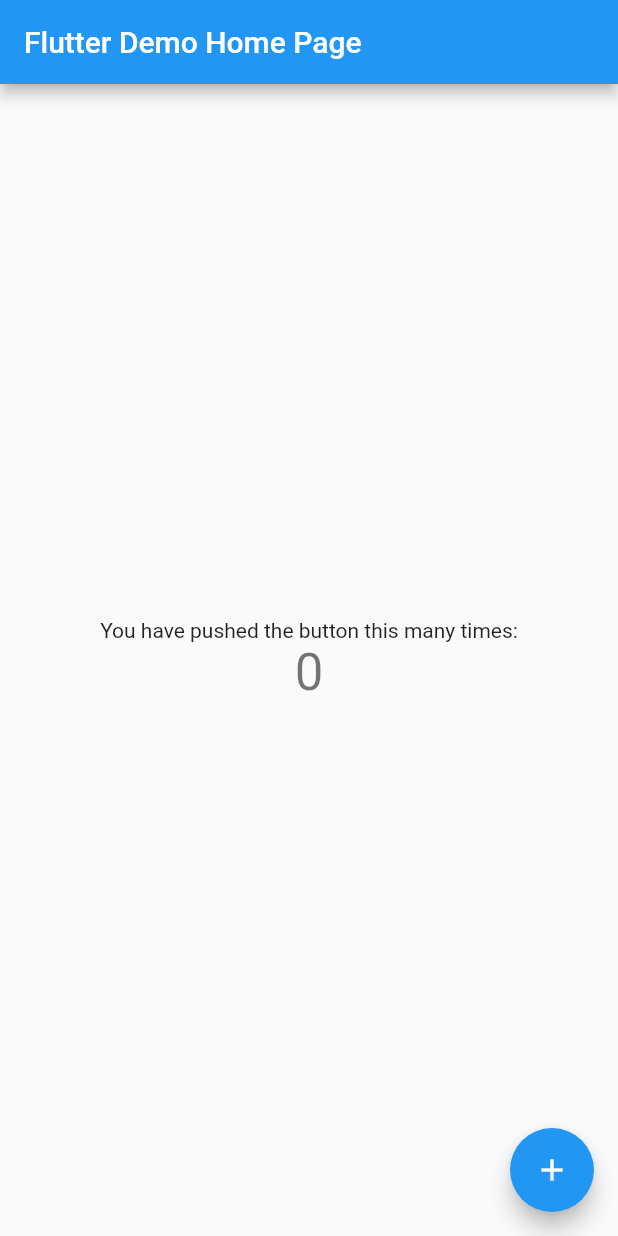
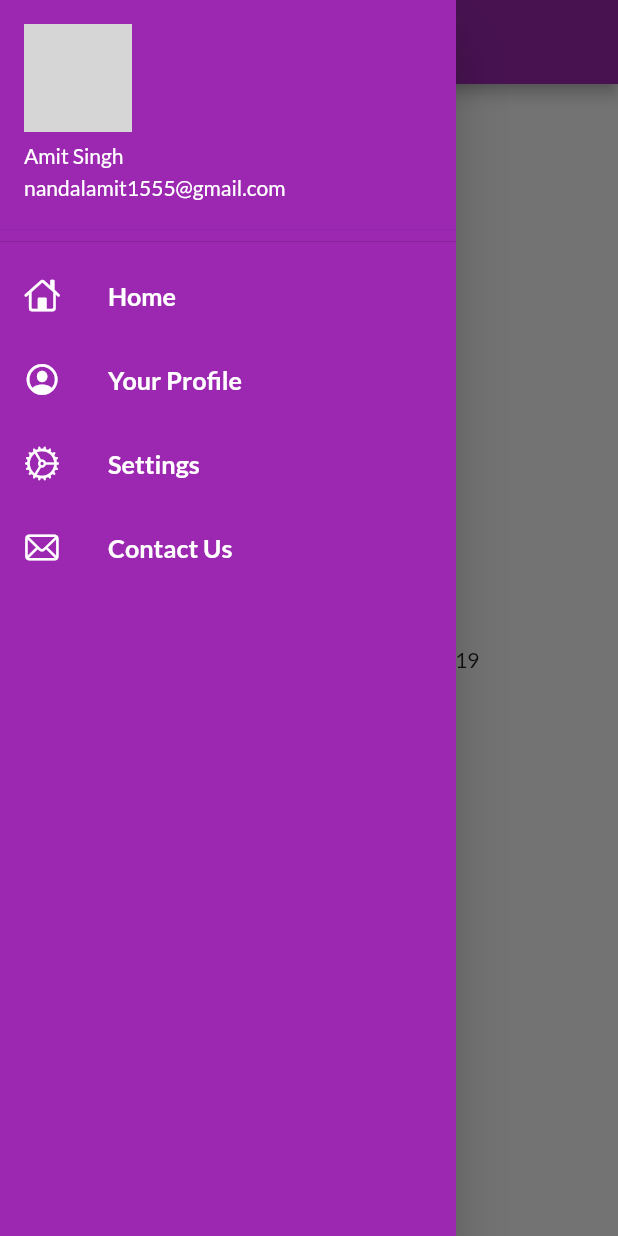
Before and after one commit to AmitSingh12345678/Catalog-App, a Flutter app: the screen it shows after launch, with the side drawer open (before the commit the screen has no drawer), on a phone screen of 412 x 824 dp. Run offline on Flutter 3.47's test engine with Material 2 defaults, Android fonts, the phone set to English and light mode, and no system bars; our stand-ins replace google_fonts; network calls fail; grey boxes are pictures that could not be loaded.

```diff
--- /dev/null
+++ b/lib/Widgets/AppDrawer.dart
@@ -0,0 +1,78 @@
+import 'package:flutter/cupertino.dart';
+import 'package:flutter/material.dart';
+import 'package:flutter/rendering.dart';
+
+class AppDrawer extends StatelessWidget {
+  const AppDrawer({Key? key}) : super(key: key);
+  final String imageUrl =
+      "http://images.unsplash.com/photo-1529665253569-6d01c0eaf7b6?ixid=MnwxMjA3fDB8MHxwaG90by1wYWdlfHx8fGVufDB8fHx8&ixlib=rb-1.2.1&auto=format&fit=crop&w=1876&q=80";
+  @override
+  Widget build(BuildContext context) {
+    return Drawer(
+      child: Container(
+          color: Colors.purple,
+          child: ListView(
+            children: [
+              DrawerHeader(
+                padding: EdgeInsets.zero,
+                child: UserAccountsDrawerHeader(
+                  accountName: Text("Amit Singh"),
+                  accountEmail: Text("nandalamit1555@gmail.com"),
+                  currentAccountPicture: CircleAvatar(
+                    backgroundImage: NetworkImage(imageUrl),
+                  ),
+                ),
+              ),
+              ListTile(
+                leading: Icon(
+                  CupertinoIcons.home,
+                  color: Colors.white,
+                ),
+                title: Text(
+                  "Home",
+                  textScaleFactor: 1.2,
+                  style: TextStyle(
+                      color: Colors.white, fontWeight: FontWeight.bold),
+                ),
+              ),
+               ListTile(
+                leading: Icon(
+                  CupertinoIcons.profile_circled,
+                  color: Colors.white,
+                ),
+                title: Text(
+                  "Your Profile",
+                  textScaleFactor: 1.2,
+                  style: TextStyle(
+                      color: Colors.white, fontWeight: FontWeight.bold),
+                ),
+              ),
+               ListTile(
+                leading: Icon(
+                  CupertinoIcons.settings,
+                  color: Colors.white,
+                ),
+                title: Text(
+                  "Settings",
+                  textScaleFactor: 1.2,
+                  style: TextStyle(
+                      color: Colors.white, fontWeight: FontWeight.bold),
+                ),
+              ),
+               ListTile(
+                leading: Icon(
+                  CupertinoIcons.mail,
+                  color: Colors.white,
+                ),
+                title: Text(
+                  "Contact Us",
+                  textScaleFactor: 1.2,
+                  style: TextStyle(
+                      color: Colors.white, fontWeight: FontWeight.bold),
+                ),
+              )
+            ],
+          )),
+    );
+  }
+}
--- a/lib/main.dart
+++ b/lib/main.dart
@@ -1,4 +1,8 @@
+import 'package:first_app/pages/home_page.dart';
+import 'package:first_app/pages/login_page.dart';
+import 'package:first_app/utils/AppRoutes.dart';
 import 'package:flutter/material.dart';
+import 'package:google_fonts/google_fonts.dart';
 
 void main() {
   runApp(const MyApp());
@@ -11,105 +15,16 @@ class MyApp extends StatelessWidget {
   @override
   Widget build(BuildContext context) {
     return MaterialApp(
-      title: 'Flutter Demo',
-      theme: ThemeData(
-        // This is the theme of your application.
-        //
-        // Try running your application with "flutter run". You'll see the
-        // application has a blue toolbar. Then, without quitting the app, try
-        // changing the primarySwatch below to Colors.green and then invoke
-        // "hot reload" (press "r" in the console where you ran "flutter run",
-        // or simply save your changes to "hot reload" in a Flutter IDE).
-        // Notice that the counter didn't reset back to zero; the application
-        // is not restarted.
-        primarySwatch: Colors.blue,
-      ),
-      home: const MyHomePage(title: 'Flutter Demo Home Page'),
-    );
+        themeMode: ThemeMode.light,
+        theme: ThemeData(
+            primarySwatch: Colors.purple,
+            fontFamily: GoogleFonts.lato().fontFamily),
+        darkTheme: ThemeData(brightness: Brightness.dark),
+        initialRoute: AppRoutes.homeRoute,
+        routes: {
+          AppRoutes.baseRoute: (context) => LoginPage(),
+          AppRoutes.homeRoute: (context) => HomePage(),
+          AppRoutes.loginRoute: (context) => LoginPage()
+        });
   }
 }
-
-class MyHomePage extends StatefulWidget {
-  const MyHomePage({Key? key, required this.title}) : super(key: key);
-
-  // This widget is the home page of your application. It is stateful, meaning
-  // that it has a State object (defined below) that contains fields that affect
-  // how it looks.
-
-  // This class is the configuration for the state. It holds the values (in this
-  // case the title) provided by the parent (in this case the App widget) and
-  // used by the build method of the State. Fields in a Widget subclass are
-  // always marked "final".
-
-  final String title;
-
-  @override
-  State<MyHomePage> createState() => _MyHomePageState();
-}
-
-class _MyHomePageState extends State<MyHomePage> {
-  int _counter = 0;
-
-  void _incrementCounter() {
-    setState(() {
-      // This call to setState tells the Flutter framework that something has
-      // changed in this State, which causes it to rerun the build method below
-      // so that the display can reflect the updated values. If we changed
-      // _counter without calling setState(), then the build method would not be
-      // called again, and so nothing would appear to happen.
-      _counter++;
-    });
-  }
-
-  @override
-  Widget build(BuildContext context) {
-    // This method is rerun every time setState is called, for instance as done
-    // by the _incrementCounter method above.
-    //
-    // The Flutter framework has been optimized to make rerunning build methods
-    // fast, so that you can just rebuild anything that needs updating rather
-    // than having to individually change instances of widgets.
-    return Scaffold(
-      appBar: AppBar(
-        // Here we take the value from the MyHomePage object that was created by
-        // the App.build method, and use it to set our appbar title.
-        title: Text(widget.title),
-      ),
-      body: Center(
-        // Center is a layout widget. It takes a single child and positions it
-        // in the middle of the parent.
-        child: Column(
-          // Column is also a layout widget. It takes a list of children and
-          // arranges them vertically. By default, it sizes itself to fit its
-          // children horizontally, and tries to be as tall as its parent.
-          //
-          // Invoke "debug painting" (press "p" in the console, choose the
-          // "Toggle Debug Paint" action from the Flutter Inspector in Android
-          // Studio, or the "Toggle Debug Paint" command in Visual Studio Code)
-          // to see the wireframe for each widget.
-          //
-          // Column has various properties to control how it sizes itself and
-          // how it positions its children. Here we use mainAxisAlignment to
-          // center the children vertically; the main axis here is the vertical
-          // axis because Columns are vertical (the cross axis would be
-          // horizontal).
-          mainAxisAlignment: MainAxisAlignment.center,
-          children: <Widget>[
-            const Text(
-              'You have pushed the button this many times:',
-            ),
-            Text(
-              '$_counter',
-              style: Theme.of(context).textTheme.headline4,
-            ),
-          ],
-        ),
-      ),
-      floatingActionButton: FloatingActionButton(
-        onPressed: _incrementCounter,
-        tooltip: 'Increment',
-        child: const Icon(Icons.add),
-      ), // This trailing comma makes auto-formatting nicer for build methods.
-    );
-  }
-}
--- /dev/null
+++ b/lib/pages/home_page.dart
@@ -0,0 +1,26 @@
+import 'package:first_app/Widgets/AppDrawer.dart';
+import 'package:flutter/material.dart';
+
+import 'package:flutter/material.dart';
+
+class HomePage extends StatelessWidget {
+  const HomePage({Key? key}) : super(key: key);
+
+
+  @override
+  Widget build(BuildContext context) {
+    int day = 19;
+    return Scaffold(
+      appBar: AppBar(
+        title: Text("Catalogue App"),
+      ),
+
+      body: Center(
+        child: Container(
+          child: Text("Welcome to our flutter app on day $day"),
+        ),
+      ),
+      drawer: AppDrawer(),
+    );
+  }
+}
--- /dev/null
+++ b/lib/utils/AppRoutes.dart
@@ -0,0 +1,5 @@
+class AppRoutes {
+  static String baseRoute = "/";
+  static String homeRoute = "/home";
+  static String loginRoute = "/login";
+}
--- a/pubspec.yaml
+++ b/pubspec.yaml
@@ -46,6 +46,8 @@ dev_dependencies:
   # rules and activating additional ones.
   flutter_lints: ^1.0.0
 
+  google_fonts: ^2.1.0
+
 # For information on the generic Dart part of this file, see the
 # following page: https://dart.dev/tools/pub/pubspec
 
@@ -58,8 +60,8 @@ flutter:
   uses-material-design: true
 
   # To add assets to your application, add an assets section, like this:
-  # assets:
-  #   - images/a_dot_burr.jpeg
+  assets:
+    - assets/images/
   #   - images/a_dot_ham.jpeg
 
   # An image asset can refer to one or more resolution-specific "variants", see
```
Also changed, not shown: lib/pages/login_page.dart (added, +133 -0 lines), assets/images/login_image.png (added), pubspec.lock.
